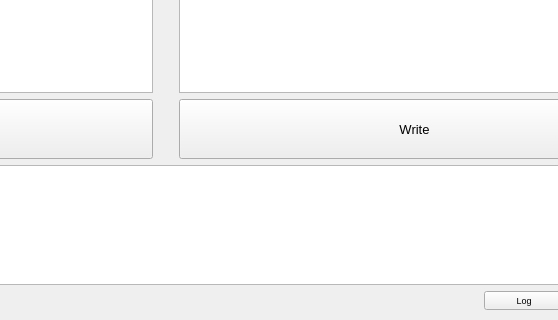
Before: the Qt Designer form mainwindow.ui in horvathzoltan/sdclone, drawn with Qt 5; both pictures show x 327 to 885 and y 248 to 568 of the 986 by 568 pixel window.
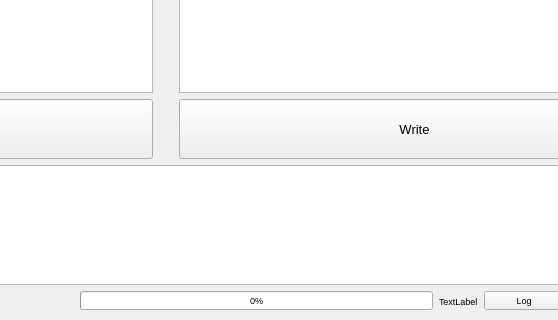
After: the same form once the commit is applied.

```diff
--- a/mainwindow.ui
+++ b/mainwindow.ui
@@ -149,6 +149,20 @@
         </property>
        </spacer>
       </item>
+      <item>
+       <widget class="QProgressBar" name="progressBar">
+        <property name="value">
+         <number>0</number>
+        </property>
+       </widget>
+      </item>
+      <item>
+       <widget class="QLabel" name="label_progress">
+        <property name="text">
+         <string>TextLabel</string>
+        </property>
+       </widget>
+      </item>
       <item>
        <widget class="QPushButton" name="pushButton_log">
         <property name="text">
```
